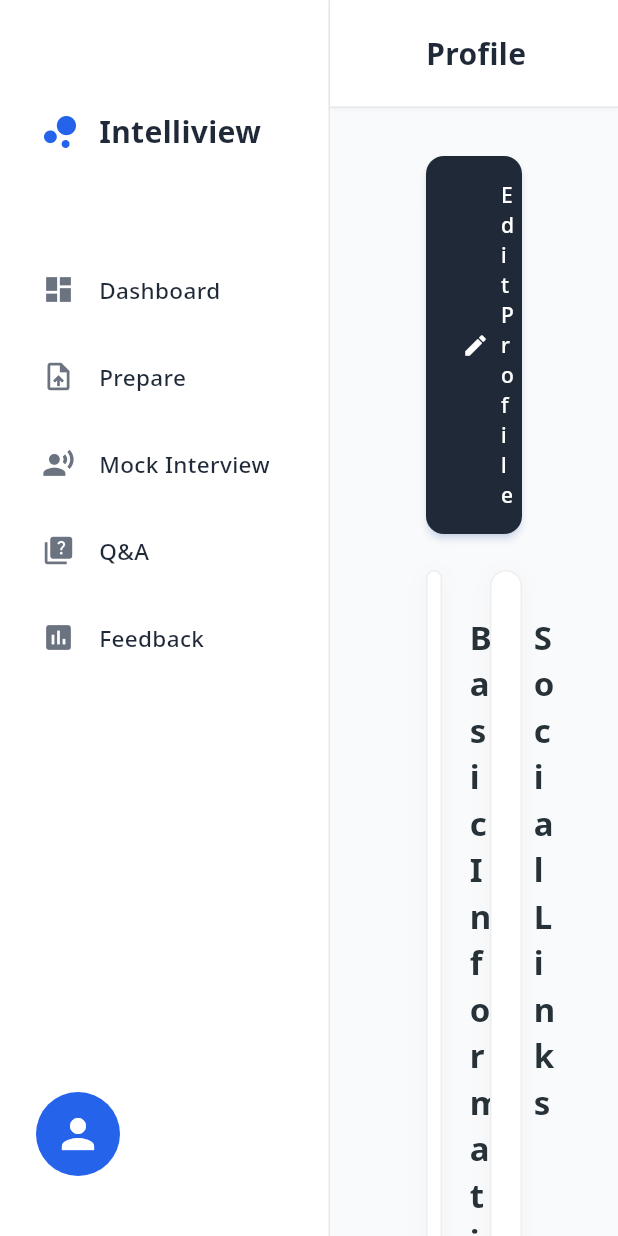
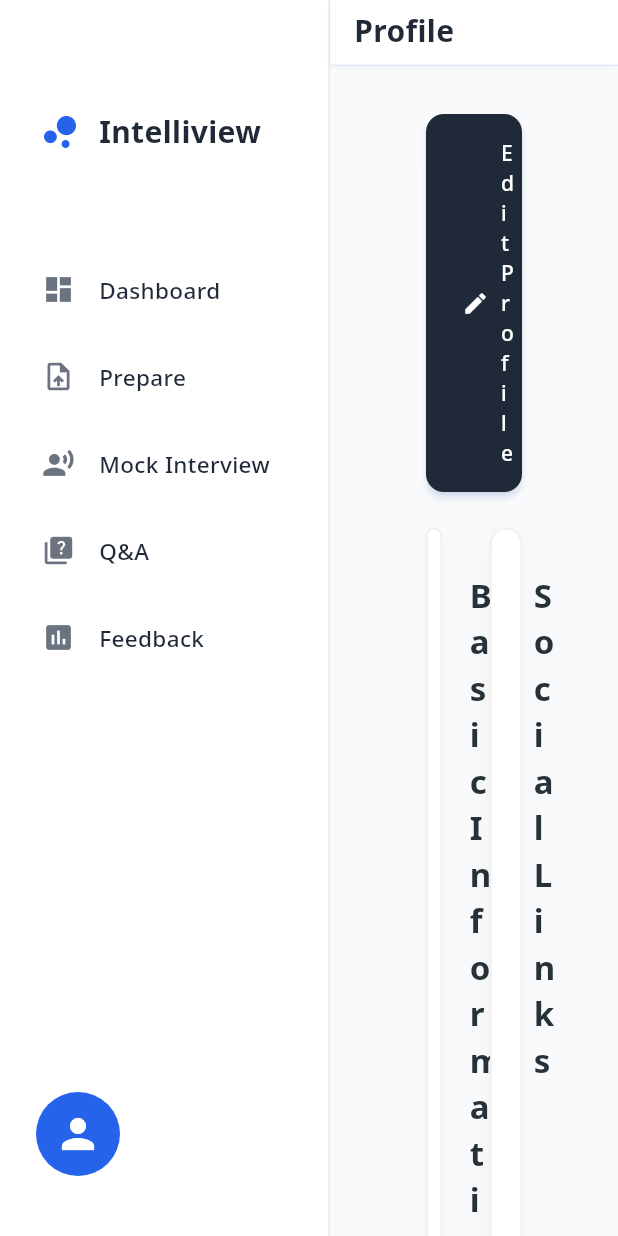
Before and after one commit to lydia-yan/Intelliview, a Flutter app: the screen it shows once a user with an empty profile is signed in, after a tap on the "person" icon, on a phone screen of 412 x 824 dp. Run offline on Flutter 3.47's test engine with Material 3 defaults, Android fonts, the light colour scheme and no system bars; our stand-ins replace file_picker, firebase_auth, firebase_core, google_fonts, google_sign_in, shared_preferences; accounts and stored records are empty; network calls fail; statements that could not run were skipped.

Commit message:
feat(navbar/ui): responsive navbar with iOS safe area

```diff
--- a/frontend/mocker_web/lib/widgets/navbar.dart
+++ b/frontend/mocker_web/lib/widgets/navbar.dart
@@ -15,13 +15,21 @@
 
   @override
   Widget build(BuildContext context) {
+    final media = MediaQuery.of(context);
+    final width = media.size.width;
+    final topInset = media.padding.top; // iOS notch/dynamic island safe area
+    final horizontalPadding = width < 600 ? 16.0 : (width < 1024 ? 24.0 : 64.0);
+    final isNarrow = width < 600;
+    final baseHeight = isNarrow ? 44.0 : 72.0; // slightly taller on mobile
+
     return Container(
-      height: 72,
+      height: topInset + baseHeight,
       decoration: BoxDecoration(
+        // Use original white theme color
         color: AppTheme.surfaceWhite,
         border: Border(
           bottom: BorderSide(
-            color: AppTheme.borderGray,
+            color: const Color(0xFFE0EAFF),
             width: 1,
           ),
         ),
@@ -34,19 +42,33 @@
         ],
       ),
       child: Padding(
-        padding: const EdgeInsets.symmetric(horizontal: 64.0),
+        // push content below the safe area; move text up a bit
+        padding: EdgeInsets.only(
+          top: topInset + (isNarrow ? -2.0 : 0.0),
+          left: horizontalPadding,
+          right: horizontalPadding,
+        ),
         child: Row(
           children: [
-            Text(
-              title,
-              style: TextStyle(
-                fontSize: 20,
-                fontWeight: FontWeight.bold,
-                color: AppTheme.darkGray,
+            Expanded(
+              child: Text(
+                title,
+                overflow: TextOverflow.ellipsis,
+                maxLines: 1,
+                style: TextStyle(
+                  fontSize: 20,
+                  fontWeight: FontWeight.bold,
+                  color: AppTheme.darkGray,
+                ),
               ),
             ),
-            const Spacer(),
-            if (actions != null) ...actions!,
+            if (actions != null)
+              Flexible(
+                child: SingleChildScrollView(
+                  scrollDirection: Axis.horizontal,
+                  child: Row(children: actions!),
+                ),
+              ),
           ],
         ),
       ),
```
